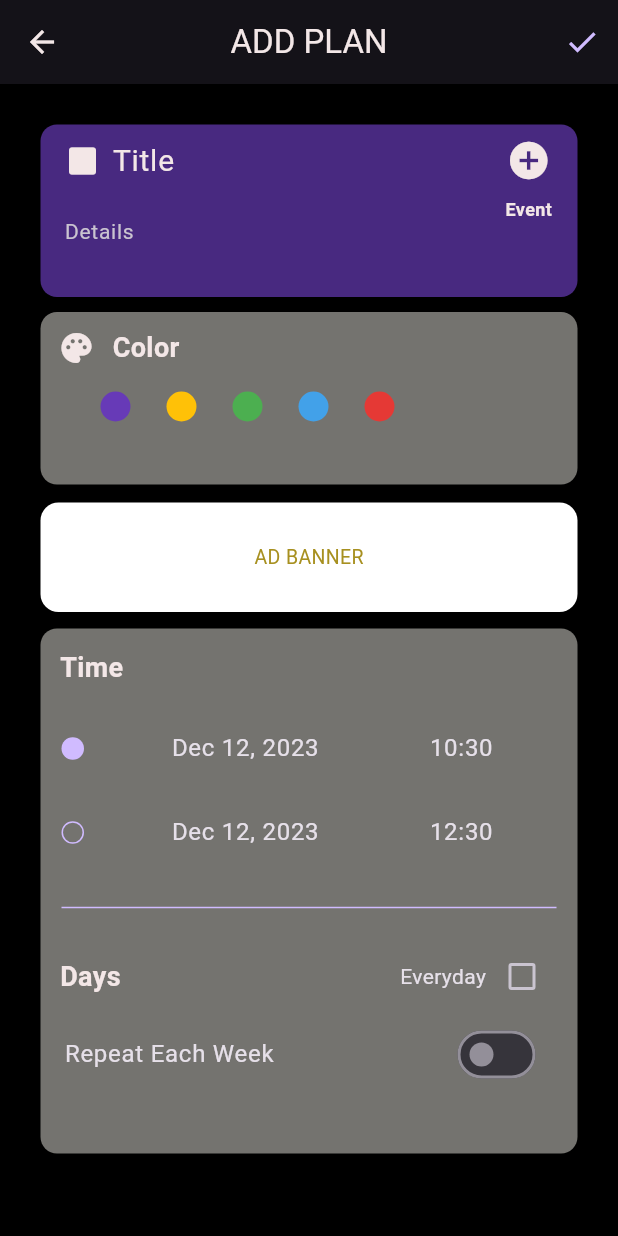
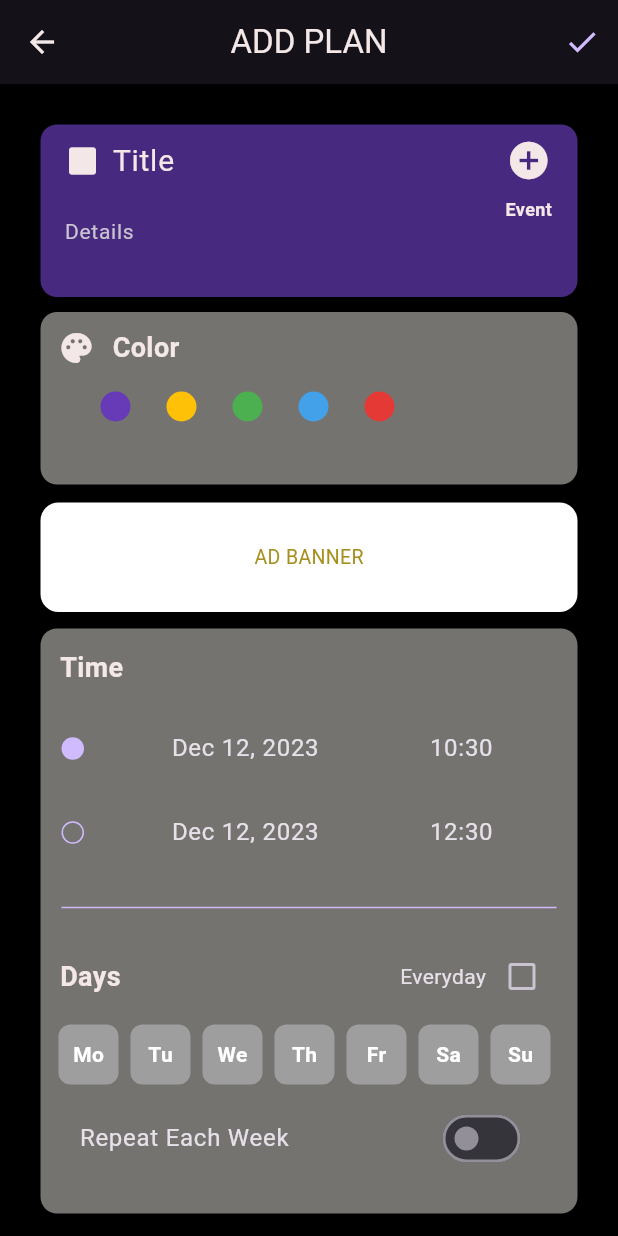
Before and after one commit to batuhanozcan1605/weekplanner, a Flutter app: the EventEditingPage screen opened directly, on a phone screen of 412 x 824 dp. Run offline on Flutter 3.47's test engine with Material 3 defaults, Android fonts, the phone set to English and light mode, and no system bars; our stand-ins replace syncfusion_flutter_calendar; missing offline and left inert: interval_time_picker; Roboto replaces fonts that are missing (Segoe UI).

```diff
--- a/lib/screens/event_editing_page.dart
+++ b/lib/screens/event_editing_page.dart
@@ -1,5 +1,4 @@
 import 'dart:ui';
-
 import 'package:flutter/material.dart';
 import 'package:interval_time_picker/interval_time_picker.dart';
 import 'package:provider/provider.dart';
@@ -27,6 +26,7 @@ class _EventEditingPageState extends State<EventEditingPage> {
   Color backgroundColor = Colors.deepPurple;
   bool isChecked = false;
   late bool isRecurrenceEnabled;
+  List<bool> selectedDays = [false, false, false, false, false, false, false];
 
   @override
   void initState() {
@@ -202,7 +202,7 @@ class _EventEditingPageState extends State<EventEditingPage> {
             Padding(
               padding: const EdgeInsets.only(top: 11.0),
               child: Container(
-                height: 350,
+                height: 390,
                 decoration: BoxDecoration(
                   color: const Color(0xff74736f),
                   borderRadius: BorderRadius.circular(11.0),
@@ -237,12 +237,16 @@ class _EventEditingPageState extends State<EventEditingPage> {
                               fontSize: 18,
                               fontWeight: FontWeight.bold,
                               fontFamily: 'Segoe UI'),),
-                          myCheckBox()
+                          myCheckBox(),
                         ],
                       ),
                     ),
-                    // Day Picking
-                    Expanded(
+                    Padding(
+                      padding: const EdgeInsets.symmetric(horizontal: 8.0, vertical: 8.0),
+                      child: dayPicker(),
+                    ),
+                    Padding(
+                      padding: const EdgeInsets.symmetric(horizontal: 10.0),
                       child: ListTile(
                         title: Text('Repeat Each Week'),
                         trailing: Switch(
@@ -493,4 +497,46 @@ class _EventEditingPageState extends State<EventEditingPage> {
         title: Text(text),
         onTap: onClicked,
       );
+
+  Widget dayPicker() => SizedBox(
+      height: 40,
+      child: ListView(
+        scrollDirection: Axis.horizontal,
+        children: List.generate(7, (index) {
+          return InkWell(
+            onTap: () {
+              setState(() {
+                selectedDays[index] = !selectedDays[index];
+              });
+            },
+            child: Padding(
+              padding: const EdgeInsets.symmetric(horizontal: 4.0),
+              child: Container(
+                height: 40,
+                width: 40,
+                decoration: BoxDecoration(
+                  color: selectedDays[index] ? Colors.deepPurple : Colors.grey,
+                  borderRadius: BorderRadius.circular(8),
+                ),
+                child: Center(
+                  child: Text(
+                    _getDayAbbreviation(index),
+                    style: TextStyle(
+                      color: Colors.white,
+                      fontWeight: FontWeight.bold,
+                    ),
+                  ),
+                ),
+              ),
+            ),
+          );
+        }),
+      )
+  );
+
+  String _getDayAbbreviation(int index) {
+    final daysOfWeek = ['Mo', 'Tu', 'We', 'Th', 'Fr', 'Sa', 'Su'];
+    return daysOfWeek[index];
+  }
+
 }
```
Also changed, not shown: lib/widgets/calender_widget.dart (+8 -9 lines).
